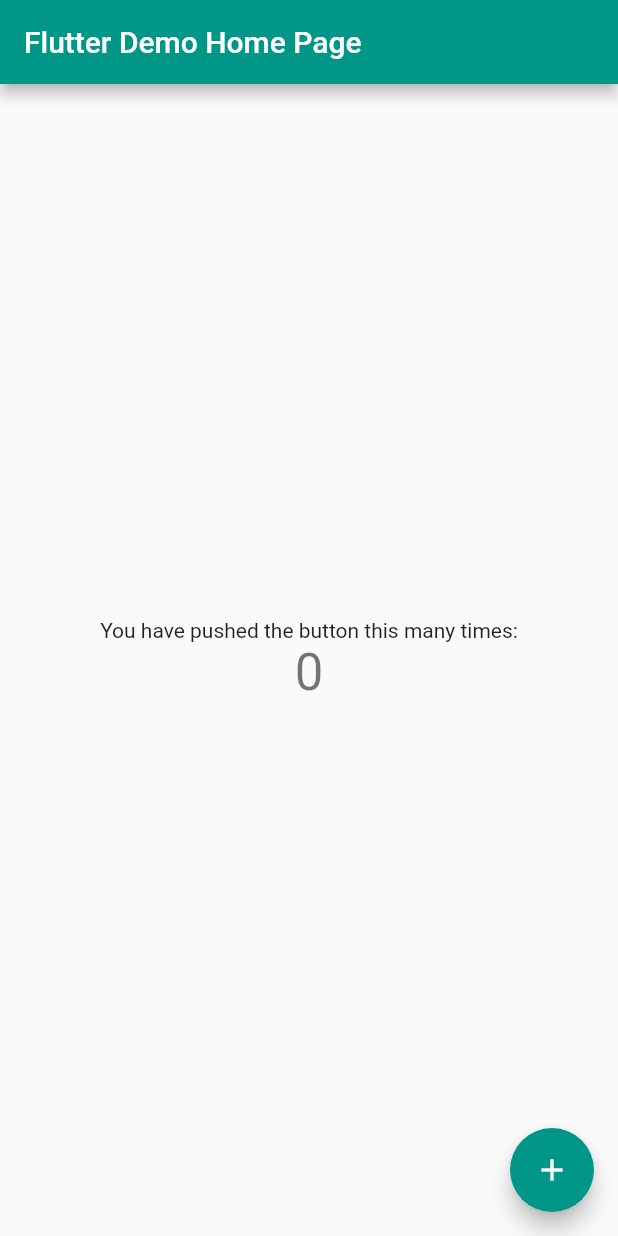
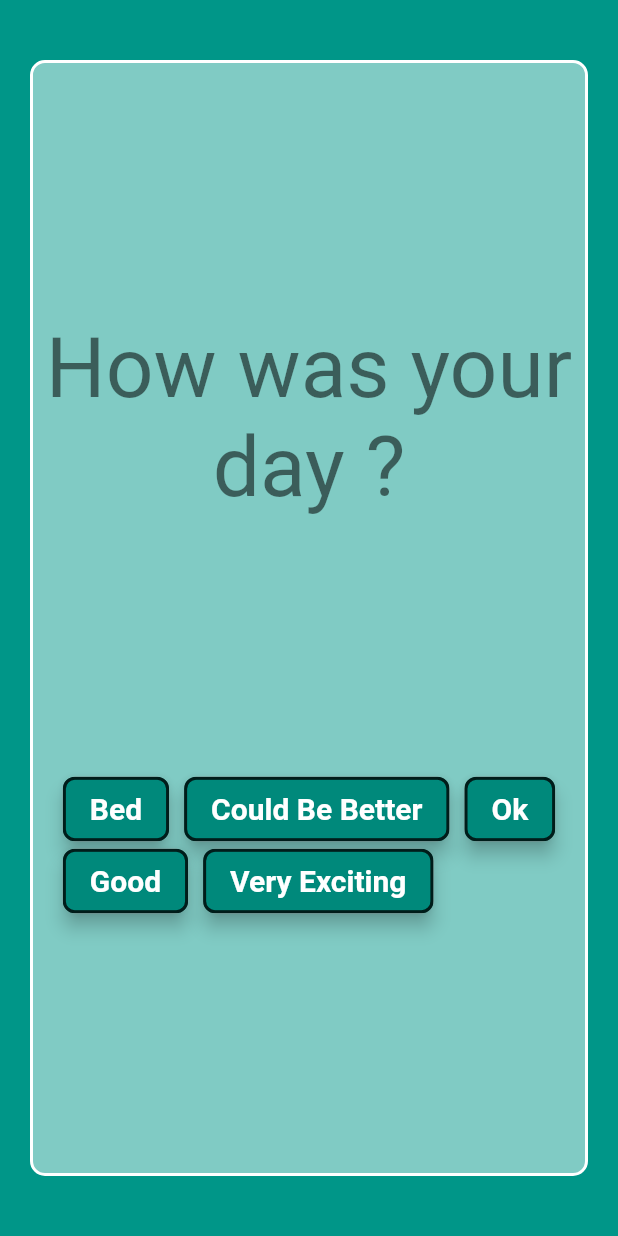
Before and after one commit to Indazzzaaa/dart_routes, a Flutter app: the screen it shows after launch, on a phone screen of 412 x 824 dp. Run offline on Flutter 3.47's test engine with Material 2 defaults, Android fonts, the phone set to English and light mode, and no system bars.

Commit message:
Question Widget completed

```diff
--- a/lib/main.dart
+++ b/lib/main.dart
@@ -1,3 +1,4 @@
+import 'package:expense_book/screens/screens.dart';
 import 'package:flutter/material.dart';
 
 void main() {
@@ -12,56 +13,17 @@ class MyApp extends StatelessWidget {
       title: 'Flutter Demo',
       theme: ThemeData(
         primarySwatch: Colors.teal,
+        scaffoldBackgroundColor: Colors.teal,
         visualDensity: VisualDensity.adaptivePlatformDensity,
       ),
-      home: MyHomePage(title: 'Flutter Demo Home Page'),
+      home: MyHomePage(),
     );
   }
 }
 
-class MyHomePage extends StatefulWidget {
-  MyHomePage({Key key, this.title}) : super(key: key);
-
-  final String title;
-
-  @override
-  _MyHomePageState createState() => _MyHomePageState();
-}
-
-class _MyHomePageState extends State<MyHomePage> {
-  int _counter = 0;
-
-  void _incrementCounter() {
-    setState(() {
-      _counter++;
-    });
-  }
-
+class MyHomePage extends StatelessWidget {
   @override
   Widget build(BuildContext context) {
-    return Scaffold(
-      appBar: AppBar(
-        title: Text(widget.title),
-      ),
-      body: Center(
-        child: Column(
-          mainAxisAlignment: MainAxisAlignment.center,
-          children: <Widget>[
-            Text(
-              'You have pushed the button this many times:',
-            ),
-            Text(
-              '$_counter',
-              style: Theme.of(context).textTheme.headline4,
-            ),
-          ],
-        ),
-      ),
-      floatingActionButton: FloatingActionButton(
-        onPressed: _incrementCounter,
-        tooltip: 'Increment',
-        child: Icon(Icons.add),
-      ), // This trailing comma makes auto-formatting nicer for build methods.
-    );
+    return Scaffold(body: QuestionPlace(question: "How was your day ?"));
   }
 }
--- /dev/null
+++ b/lib/screens/question.dart
@@ -0,0 +1,49 @@
+import 'package:expense_book/widgets/widgets.dart';
+import 'package:flutter/material.dart';
+
+class QuestionPlace extends StatelessWidget {
+  final String question;
+  const QuestionPlace({this.question});
+  @override
+  Widget build(BuildContext context) {
+    return Container(
+      height: double.infinity,
+      width: double.infinity,
+      margin: EdgeInsets.fromLTRB(20, 40, 20, 40),
+      decoration: BoxDecoration(
+        color: Colors.teal.shade200,
+        borderRadius: BorderRadius.circular(10),
+        border: Border.all(color: Colors.white, width: 2),
+      ),
+      child: Column(
+        mainAxisAlignment: MainAxisAlignment.spaceEvenly,
+        children: [
+          Text(question,
+              textAlign: TextAlign.center,
+              style: Theme.of(context).textTheme.headline2),
+          Wrap(
+            alignment: WrapAlignment.start,
+            spacing: 10,
+            children: [
+              CustomChips(
+                title: "Bed",
+              ),
+              CustomChips(
+                title: "Could Be Better",
+              ),
+              CustomChips(
+                title: "Ok",
+              ),
+              CustomChips(
+                title: "Good",
+              ),
+              CustomChips(
+                title: "Very Exciting",
+              ),
+            ],
+          )
+        ],
+      ),
+    );
+  }
+}
--- /dev/null
+++ b/lib/screens/screens.dart
@@ -0,0 +1 @@
+export 'question.dart';
--- /dev/null
+++ b/lib/widgets/chips.dart
@@ -0,0 +1,29 @@
+import 'package:flutter/material.dart';
+
+class CustomChips extends StatelessWidget {
+  final String title;
+
+  const CustomChips({this.title});
+
+  @override
+  Widget build(BuildContext context) {
+    return ChoiceChip(
+      shape: RoundedRectangleBorder(
+        side: BorderSide(color: Colors.black54, width: 2),
+        borderRadius: BorderRadius.circular(8),
+      ),
+      padding: EdgeInsets.all(8),
+      onSelected: (value) {
+        print(value);
+      },
+      backgroundColor: Colors.teal.shade600,
+      label: Text(
+        title,
+        style: TextStyle(
+            color: Colors.white, fontSize: 20, fontWeight: FontWeight.w600),
+      ),
+      elevation: 5,
+      selected: false,
+    );
+  }
+}
--- /dev/null
+++ b/lib/widgets/widgets.dart
@@ -0,0 +1 @@
+export 'chips.dart';
```
